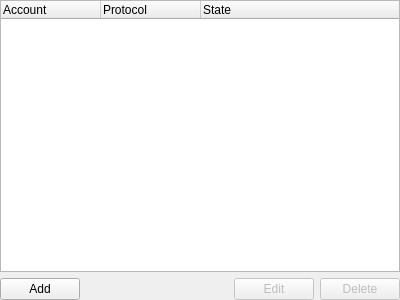
The window that src/widgets/settingpages/AccountsSettings.ui (KittyIM/Client) describes before a commit, drawn with Qt 5.
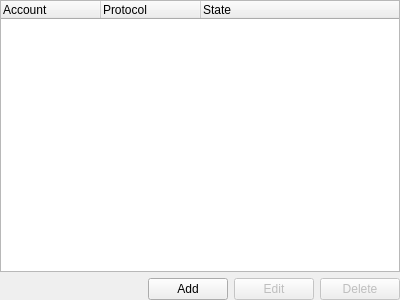
The same window after the commit. Custom widgets are drawn as their Qt base class.

The edit to the form file:
```diff
--- a/src/widgets/settingpages/AccountsSettings.ui
+++ b/src/widgets/settingpages/AccountsSettings.ui
@@ -47,19 +47,6 @@
    </item>
    <item row="1" column="0">
     <layout class="QHBoxLayout" name="horizontalLayout">
-     <item>
-      <widget class="QPushButton" name="addButton">
-       <property name="text">
-        <string>Add</string>
-       </property>
-       <property name="iconSize">
-        <size>
-         <width>20</width>
-         <height>20</height>
-        </size>
-       </property>
-      </widget>
-     </item>
      <item>
       <spacer name="horizontalSpacer">
        <property name="orientation">
@@ -73,6 +60,13 @@
        </property>
       </spacer>
      </item>
+     <item>
+      <widget class="QPushButton" name="addButton">
+       <property name="text">
+        <string>Add</string>
+       </property>
+      </widget>
+     </item>
      <item>
       <widget class="QPushButton" name="editButton">
        <property name="enabled">
```
